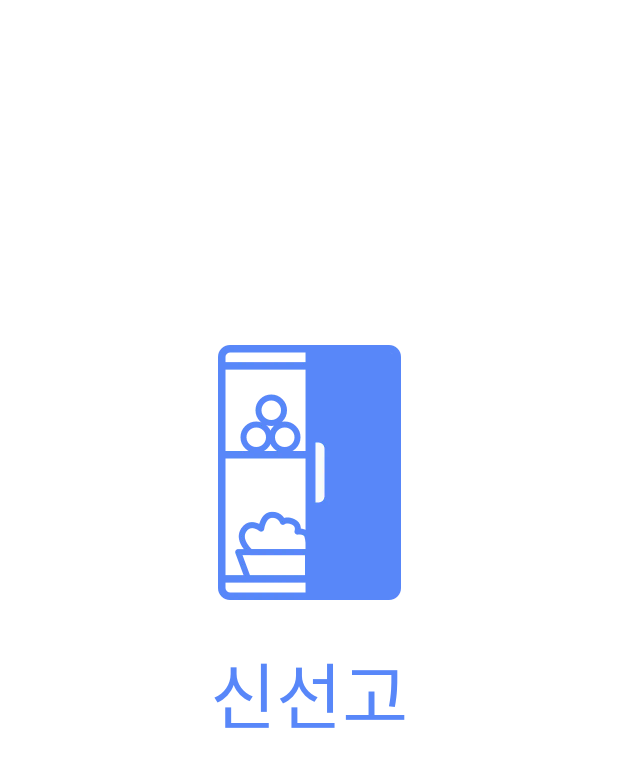
After one commit to Sinsungo/sinsungo-android, an Android app: the layout activity_splash.xml on its own in the app's theme, with its tools: preview values and no code run, on a phone screen of 412 x 824 dp. The commit adds this screen. Shown: the top 767 px of the screen. Run offline under Robolectric (Android 15) with nearby library versions, the phone set to English and light mode, and no system bars.

Commit message:
#1 : 스플래시화면 작업

```diff
--- a/app/build.gradle
+++ b/app/build.gradle
@@ -30,6 +30,9 @@ android {
     kotlinOptions {
         jvmTarget = '1.8'
     }
+    dataBinding {
+        enabled = true
+    }
 }
 
 dependencies {
--- /dev/null
+++ b/app/src/main/res/layout/activity_splash.xml
@@ -0,0 +1,35 @@
+<?xml version="1.0" encoding="utf-8"?>
+<layout xmlns:android="http://schemas.android.com/apk/res/android"
+    xmlns:app="http://schemas.android.com/apk/res-auto">
+
+    <androidx.constraintlayout.widget.ConstraintLayout
+        android:layout_width="match_parent"
+        android:layout_height="match_parent"
+        android:background="@color/white">
+
+        <ImageView
+            android:id="@+id/iv_logo"
+            android:layout_width="122dp"
+            android:layout_height="170dp"
+            android:layout_marginBottom="194dp"
+            android:src="@drawable/sinsungo_logo"
+            app:layout_constraintBottom_toBottomOf="parent"
+            app:layout_constraintEnd_toEndOf="parent"
+            app:layout_constraintStart_toStartOf="parent"
+            app:layout_constraintTop_toTopOf="parent" />
+
+        <TextView
+            android:id="@+id/tv_appname"
+            android:layout_width="wrap_content"
+            android:layout_height="wrap_content"
+            android:fontFamily="@font/s_core_dream9"
+            android:text="신선고"
+            android:textSize="48sp"
+            android:textColor="@color/primary"
+            app:layout_constraintTop_toBottomOf="@id/iv_logo"
+            app:layout_constraintStart_toStartOf="parent"
+            app:layout_constraintEnd_toEndOf="parent"
+            android:layout_marginTop="26dp"/>
+
+    </androidx.constraintlayout.widget.ConstraintLayout>
+</layout>
--- a/app/src/main/res/values/colors.xml
+++ b/app/src/main/res/values/colors.xml
@@ -7,4 +7,5 @@
     <color name="teal_700">#FF018786</color>
     <color name="black">#FF000000</color>
     <color name="white">#FFFFFFFF</color>
+    <color name="primary">#5887f9</color>
 </resources>
--- a/app/src/main/res/values/themes.xml
+++ b/app/src/main/res/values/themes.xml
@@ -1,6 +1,6 @@
 <resources xmlns:tools="http://schemas.android.com/tools">
     <!-- Base application theme. -->
-    <style name="Theme.Sinsungo" parent="Theme.MaterialComponents.DayNight.DarkActionBar">
+    <style name="Theme.Sinsungo" parent="Theme.MaterialComponents.DayNight.NoActionBar">
         <!-- Primary brand color. -->
         <item name="colorPrimary">@color/purple_500</item>
         <item name="colorPrimaryVariant">@color/purple_700</item>
@@ -10,7 +10,8 @@
         <item name="colorSecondaryVariant">@color/teal_700</item>
         <item name="colorOnSecondary">@color/black</item>
         <!-- Status bar color. -->
-        <item name="android:statusBarColor">?attr/colorPrimaryVariant</item>
+        <item name="android:statusBarColor">@color/white</item>
+        <item name="android:windowLightStatusBar">true</item>
         <!-- Customize your theme here. -->
     </style>
 </resources>
```
Also changed, not shown: app/src/main/AndroidManifest.xml (+5 -2 lines), app/src/main/java/com/sinsungo/android/ui/SplashActivity.kt (added, +35 -0 lines), app/src/main/java/com/sinsungo/android/viewModel/SplashViewModel.kt (added, +15 -0 lines), 1 other file.
